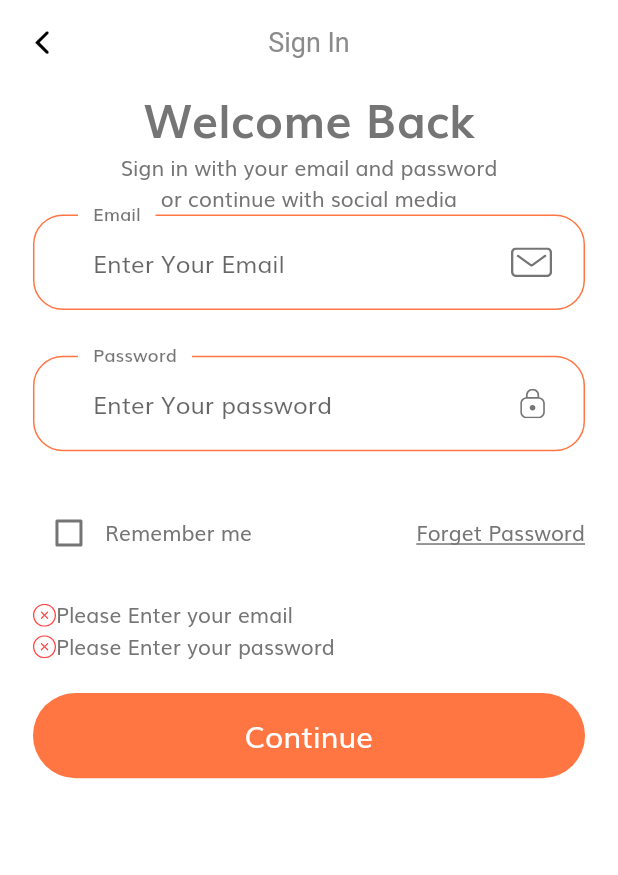
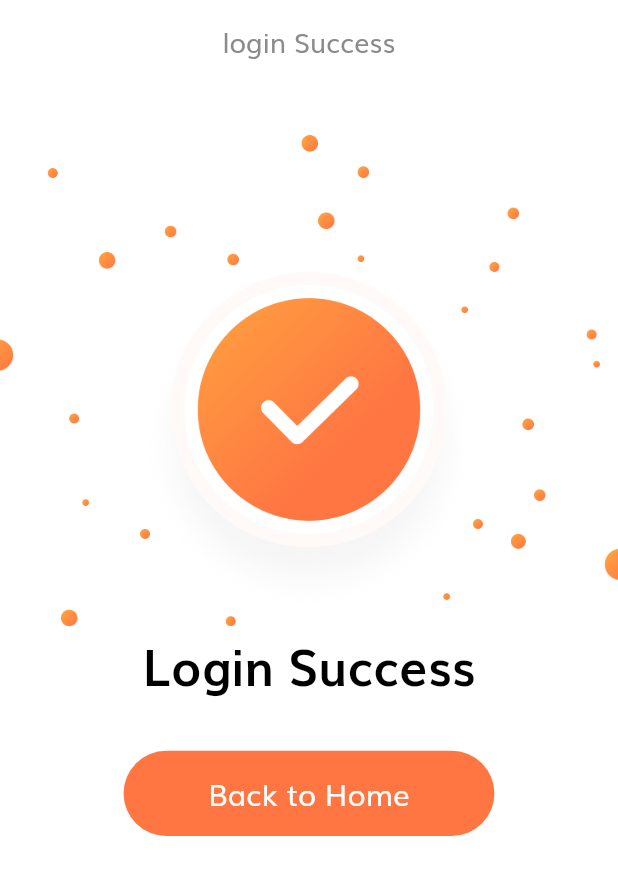
Before and after one commit to sahil0727/complete_e_commerce_app, a Flutter app: the SignInScreen screen opened by its route, after a tap on "Continue", on a phone screen of 412 x 824 dp. Shown: the top 875 px of the screen. Run offline on Flutter 3.47's test engine with Material 2 defaults, Android fonts, the phone set to English and light mode, and no system bars; our stand-ins replace flutter_svg.

Commit message:
login screen

```diff
--- a/lib/components/form_error.dart
+++ b/lib/components/form_error.dart
@@ -1,6 +1,5 @@
 import 'package:flutter/material.dart';
 import 'package:flutter_svg/svg.dart';
-
 import '../size_config.dart';
 
 class FormError extends StatelessWidget {
--- /dev/null
+++ b/lib/components/not_account_text.dart
@@ -0,0 +1,31 @@
+import 'package:flutter/material.dart';
+import '../constants.dart';
+import '../size_config.dart';
+class NotAccountText extends StatelessWidget {
+  const NotAccountText({
+    Key? key,
+  }) : super(key: key);
+
+  @override
+  Widget build(BuildContext context) {
+    return Row(
+      mainAxisAlignment: MainAxisAlignment.center,
+      children: [
+        Text("Don't Have an account?",
+          style:TextStyle(
+            fontSize: getProportionateScreenWidth(16),
+          ),),
+        GestureDetector(
+          onTap: (){},
+          child: Text(
+            'Sign Up',
+            style: TextStyle(
+              fontSize: getProportionateScreenWidth(16),
+              color: kPrimaryColor,
+            ),
+          ),
+        )
+      ],
+    );
+  }
+}
--- /dev/null
+++ b/lib/components/social_card.dart
@@ -0,0 +1,38 @@
+import 'package:flutter/material.dart';
+import 'package:flutter_svg/svg.dart';
+
+import '../size_config.dart';
+class SocialCard extends StatelessWidget {
+  final String icon;
+  final Function press;
+
+  const SocialCard({
+    Key? key,
+    required this.icon,
+    required this.press,
+  }) : super(key: key);
+
+  @override
+  Widget build(BuildContext context) {
+    return GestureDetector(
+      onTap: ()=>press(),
+      child: Container(
+        margin: EdgeInsets.symmetric(horizontal: getProportionateScreenWidth(10),),
+        padding: EdgeInsets.all(
+          getProportionateScreenWidth(12),
+        ),
+        width: getProportionateScreenWidth(40),
+        height: getProportionateScreenHeight(40),
+        decoration: BoxDecoration(
+          color: const Color(0xfff5f6f9),
+          border: Border.all(
+            color: Colors.black26,
+            width: 0.75,
+          ),
+          shape: BoxShape.circle,
+        ),
+        child: SvgPicture.asset(icon),
+      ),
+    );
+  }
+}
--- a/lib/constants.dart
+++ b/lib/constants.dart
@@ -18,7 +18,7 @@ const kAnimationDuration = Duration(milliseconds: 250);
 // form Error
 
 final RegExp emailValidatorRegExp =
-    RegExp(r"^[a-zA-Z0-9]+@[a-zA-z0-9]+\.[a-zA-z0-9]");
+    RegExp(r"^[a-zA-Z0-9.]+@[a-zA-z0-9]+\.[a-zA-z0-9]");
 const String kEmailNullError = "Please Enter your email";
 const String kInvalidEmailError = "Please Enter Valid Email";
 const String kPassNullError = "Please Enter your password";
--- a/lib/routs.dart
+++ b/lib/routs.dart
@@ -1,3 +1,6 @@
+
+import 'package:complete_e_commerce_app/screens/forget_password/forget_password_screen.dart';
+import 'package:complete_e_commerce_app/screens/login_success/login_success_screen.dart';
 import 'package:complete_e_commerce_app/screens/sign_in/sign_in_screen.dart';
 import 'package:complete_e_commerce_app/screens/splash/splash_screen.dart';
 import 'package:flutter/widgets.dart';
@@ -8,4 +11,6 @@ import 'package:flutter/widgets.dart';
 final Map<String, WidgetBuilder> routes = {
   SplashScreen.routeName: (context) => const SplashScreen(),
   SignInScreen.routeName: (context) => const SignInScreen(),
+  ForgetPasswordScreen.routeName :(context)=>const ForgetPasswordScreen(),
+  LoginSuccessScreen.routeName:(context)=>const LoginSuccessScreen(),
 };
--- /dev/null
+++ b/lib/screens/login_success/components/login_screen_success_body.dart
@@ -0,0 +1,42 @@
+import 'package:complete_e_commerce_app/components/default_button.dart';
+import 'package:complete_e_commerce_app/size_config.dart';
+import 'package:flutter/material.dart';
+
+class LoginScreenSuccessBody extends StatelessWidget {
+  const LoginScreenSuccessBody({Key? key}) : super(key: key);
+
+  @override
+  Widget build(BuildContext context) {
+    return SingleChildScrollView(
+      physics: const ClampingScrollPhysics(),
+      child: Column(
+        mainAxisAlignment: MainAxisAlignment.center,
+        children: [
+          SizedBox(height: SizeConfig.screenHeight * 0.04),
+          Image.asset(
+            'assets/images/success.png',
+            height: SizeConfig.screenHeight * 0.4,
+          ),
+          Text(
+            'Login Success',
+            style: TextStyle(
+              fontWeight: FontWeight.bold,
+              fontSize: getProportionateScreenWidth(30),
+              color: Colors.black,
+            ),
+          ),
+          SizedBox(height: SizeConfig.screenHeight * 0.04),
+          const Spacer(),
+          SizedBox(
+            width: SizeConfig.screenWidth * 0.6,
+            child: DefaultButton(
+              text: 'Back to Home',
+              press: () {},
+            ),
+          ),
+          const Spacer(),
+        ],
+      ),
+    );
+  }
+}
--- /dev/null
+++ b/lib/screens/login_success/login_success_screen.dart
@@ -0,0 +1,20 @@
+import 'package:flutter/material.dart';
+
+import 'components/login_screen_success_body.dart';
+
+class LoginSuccessScreen extends StatelessWidget {
+  static const String routeName = '/login_success';
+  const LoginSuccessScreen({Key? key}) : super(key: key);
+
+  @override
+  Widget build(BuildContext context) {
+    return Scaffold(
+      appBar: AppBar(
+        leading: const SizedBox(),
+        title: const Text('login Success'),
+        centerTitle: true,
+      ),
+      body:  const LoginScreenSuccessBody(),
+    );
+  }
+}
--- a/lib/screens/sign_in/components/sign_form.dart
+++ b/lib/screens/sign_in/components/sign_form.dart
@@ -1,3 +1,4 @@
+import 'package:complete_e_commerce_app/screens/login_success/login_success_screen.dart';
 import 'package:flutter/material.dart';
 
 import '../../../components/custom_suffix_icon.dart';
@@ -5,6 +6,7 @@ import '../../../components/default_button.dart';
 import '../../../components/form_error.dart';
 import '../../../constants.dart';
 import '../../../size_config.dart';
+import '../../forget_password/forget_password_screen.dart';
 
 class SignForm extends StatefulWidget {
   const SignForm({Key? key}) : super(key: key);
@@ -18,6 +20,7 @@ class _SignFormState extends State<SignForm> {
   late List<String> erorrs = [];
   late String email, password;
   bool remember = false;
+
   @override
   Widget build(BuildContext context) {
     return Form(
@@ -42,10 +45,28 @@ class _SignFormState extends State<SignForm> {
               ),
               const Text('Remember me'),
               const Spacer(),
-              const Text(
-                'Forget Password',
-                style: TextStyle(decoration: TextDecoration.underline),
-              )
+              TextButton(
+                onPressed: () {
+                  Navigator.pushNamed(
+                      context, ForgetPasswordScreen.routeName);
+                },
+                child: const Padding(
+                  padding: EdgeInsets.symmetric(
+                    horizontal: 7,vertical: 3,
+                  ),
+                  child: Text(
+                    'Forget Password',
+                    style: TextStyle(decoration: TextDecoration.underline),
+                  ),
+                ),
+                style: TextButton.styleFrom(
+                  shape: RoundedRectangleBorder(
+                    borderRadius: BorderRadius.circular(20),
+                  ),
+                  backgroundColor: Colors.black12,
+                primary: kPrimaryColor,
+                ),
+              ),
             ],
           ),
           SizedBox(height: getProportionateScreenHeight(20)),
@@ -56,6 +77,7 @@ class _SignFormState extends State<SignForm> {
             press: () {
               if (_formKey.currentState!.validate()) {
                 _formKey.currentState!.save();
+                Navigator.pushNamed(context, LoginSuccessScreen.routeName);
               }
             },
           )
@@ -84,10 +106,12 @@ class _SignFormState extends State<SignForm> {
           setState(() {
             erorrs.add(kPassNullError);
           });
+          return null;
         } else if (value!.length < 8 && !erorrs.contains(kShortPassError)) {
           setState(() {
             erorrs.add(kShortPassError);
           });
+          return null;
         }
         return null;
       },
@@ -111,6 +135,7 @@ class _SignFormState extends State<SignForm> {
           setState(() {
             erorrs.remove(kEmailNullError);
           });
+
         } else if (emailValidatorRegExp.hasMatch(value) &&
             erorrs.contains(kInvalidEmailError)) {
           setState(() {
@@ -124,11 +149,13 @@ class _SignFormState extends State<SignForm> {
           setState(() {
             erorrs.add(kEmailNullError);
           });
+          return null;
         } else if (!emailValidatorRegExp.hasMatch(value!) &&
             !erorrs.contains(kInvalidEmailError)) {
           setState(() {
             erorrs.add(kInvalidEmailError);
           });
+          return null;
         }
         return null;
       },
--- a/lib/screens/sign_in/components/sign_in_body.dart
+++ b/lib/screens/sign_in/components/sign_in_body.dart
@@ -1,6 +1,8 @@
 import 'package:complete_e_commerce_app/screens/sign_in/components/sign_form.dart';
 import 'package:complete_e_commerce_app/size_config.dart';
 import 'package:flutter/material.dart';
+import '../../../components/not_account_text.dart';
+import '../../../components/social_card.dart';
 
 class SignInBody extends StatelessWidget {
   const SignInBody({Key? key}) : super(key: key);
@@ -13,8 +15,14 @@ class SignInBody extends StatelessWidget {
         child: Padding(
           padding:
               EdgeInsets.symmetric(horizontal: getProportionateScreenWidth(20)),
+          child: SingleChildScrollView(
+            scrollDirection: Axis.vertical,
+            physics: const BouncingScrollPhysics(),
             child: Column(
               children: <Widget>[
+                SizedBox(
+                  height: SizeConfig.screenHeight*0.04
+                ),
                 Text(
                   'Welcome Back',
                   style: TextStyle(
@@ -26,8 +34,32 @@ class SignInBody extends StatelessWidget {
                   'Sign in with your email and password \nor continue with social media',
                   textAlign: TextAlign.center,
                 ),
+                SizedBox(height: SizeConfig.screenHeight*0.08),
                 const SignForm(),
+                SizedBox(height: SizeConfig.screenHeight*0.08),
+                Row(
+                  mainAxisAlignment: MainAxisAlignment.center,
+                  children: [
+                    SocialCard(
+                      press: () {},
+                      icon: 'assets/icons/google-icon.svg',
+                    ),
+                    SocialCard(
+                      press: () {},
+                      icon: 'assets/icons/facebook-2.svg',
+                    ),
+                    SocialCard(
+                      press: () {},
+                      icon: 'assets/icons/twitter.svg',
+                    ),
                   ],
+                ),
+                SizedBox(
+                  height: getProportionateScreenHeight(20)
+                ),
+                const NotAccountText(),
+              ],
+            ),
           ),
         ),
       ),
--- a/lib/theme.dart
+++ b/lib/theme.dart
@@ -47,6 +47,7 @@ AppBarTheme appBarTheme() {
     titleTextStyle: TextStyle(
       color: Color(0xff8b8b8b),
       fontSize: 18,
+      fontFamily: 'Muli',
     ),
   );
 }
```
Also changed, not shown: lib/screens/forget_password/components/forget_password_body.dart (added, +126 -0 lines), lib/screens/forget_password/forget_password_screen.dart (added, +25 -0 lines). Lines whose indentation alone changed are shown as unchanged.
